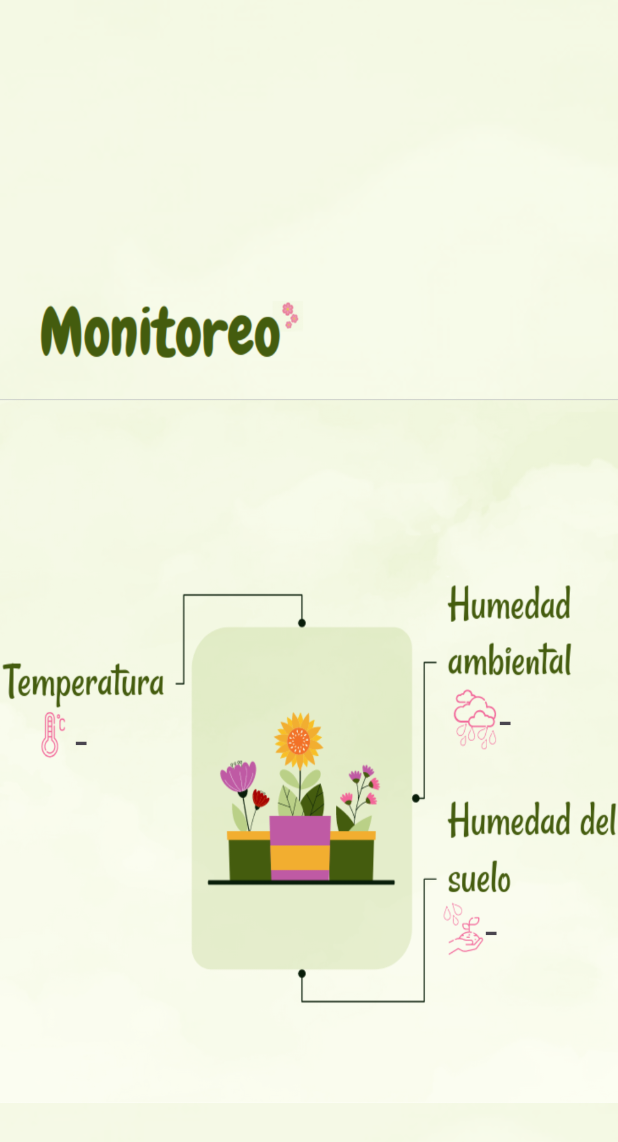
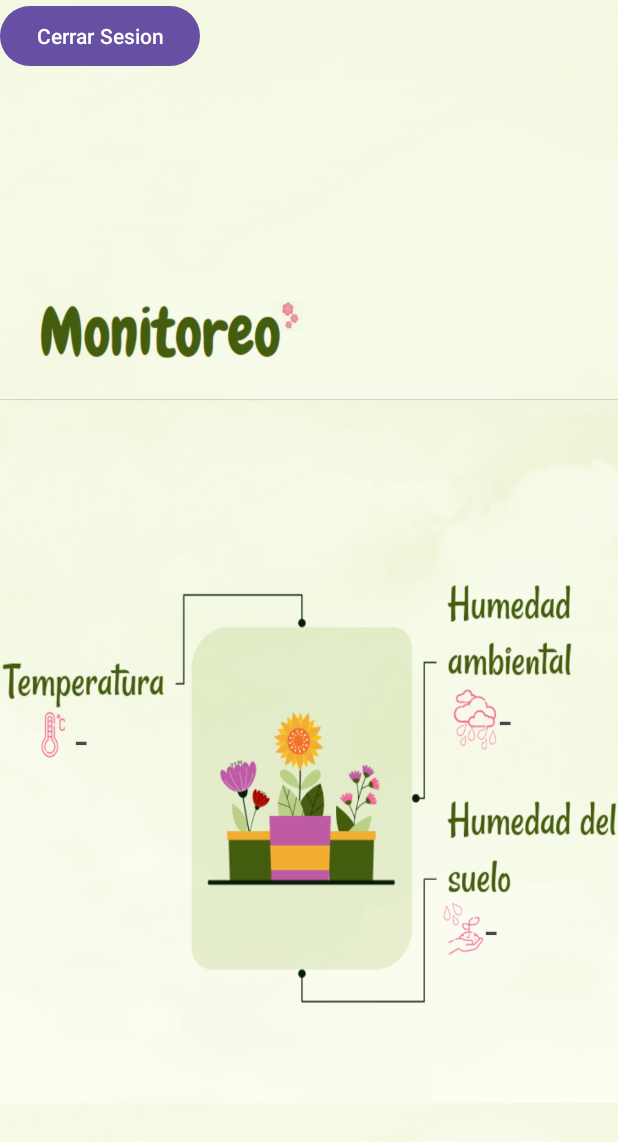
Before and after one commit to liquidlevels/Bloomie, an Android app: the layout activity_main.xml on its own in the app's theme, with its tools: preview values and no code run, on a phone screen of 412 x 824 dp. Shown: the top 1142 px of the screen. Run offline under Robolectric (Android 15) with nearby library versions, the phone set to English and light mode, and no system bars; Roboto replaces fonts that are not available here.

Commit message:
toma info de base de datos correctamente

```diff
--- a/app/src/main/java/com/example/bloomie/MainActivity.java
+++ b/app/src/main/java/com/example/bloomie/MainActivity.java
@@ -40,7 +40,7 @@ public class MainActivity extends AppCompatActivity {
         // Write a message to the database
         id_temperatura = findViewById(R.id.id_temperatura);
         FirebaseDatabase database = FirebaseDatabase.getInstance();
-        myRef = FirebaseDatabase.getInstance().getReference().child("message");
+        myRef = FirebaseDatabase.getInstance().getReference().child("DHT11");
 
         // Lee desde la base de datos
         myRef.addValueEventListener(new ValueEventListener() {
@@ -48,9 +48,9 @@ public class MainActivity extends AppCompatActivity {
             public void onDataChange(DataSnapshot dataSnapshot) {
                 // Este método se llama una vez con el valor inicial y nuevamente
                 // cada vez que los datos en esta ubicación se actualizan.
-                String value = dataSnapshot.getValue(String.class);
+                Float  value = dataSnapshot.child("humidity").child("value").getValue(Float.class);
                 Log.d(TAG, "Value is: " + value);
-                id_temperatura.setText(value);
+                id_temperatura.setText(value+"");
             }
 
             @Override
--- a/app/src/main/res/layout/activity_main.xml
+++ b/app/src/main/res/layout/activity_main.xml
@@ -47,4 +47,12 @@
         app:layout_constraintTop_toTopOf="parent"
         app:layout_constraintVertical_bias="0.597" />
 
+    <Button
+        android:id="@+id/id_logout"
+        android:layout_width="wrap_content"
+        android:layout_height="wrap_content"
+        android:text="Cerrar Sesion"
+        tools:layout_editor_absoluteX="261dp"
+        tools:layout_editor_absoluteY="667dp" />
+
 </androidx.constraintlayout.widget.ConstraintLayout>
```
